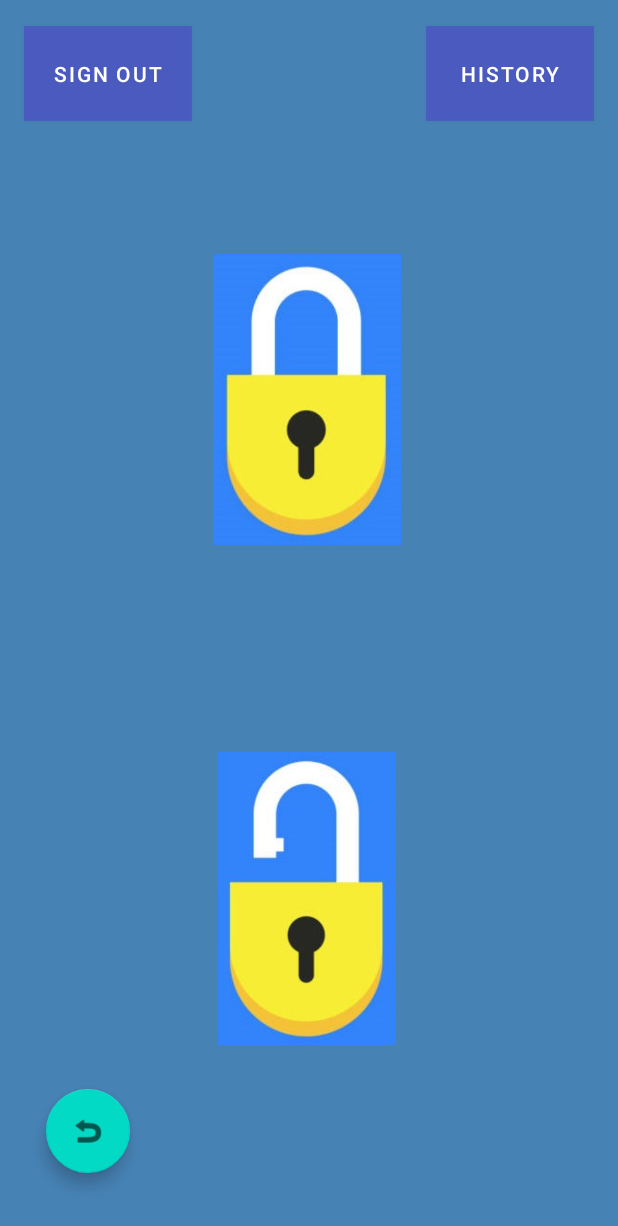
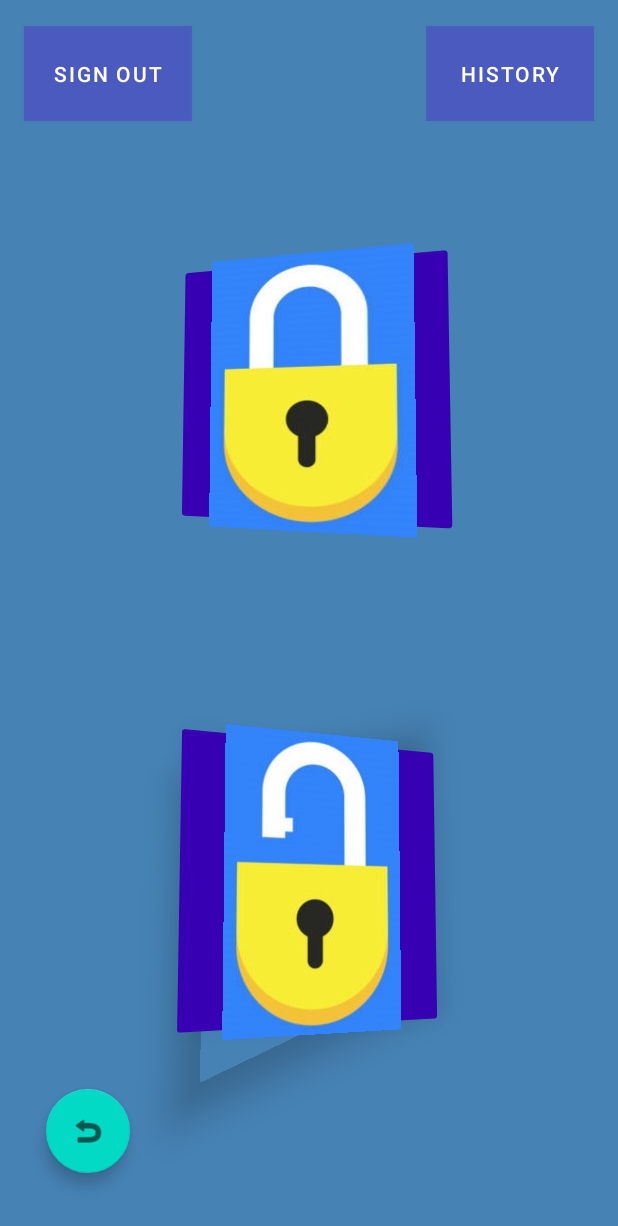
Before and after one commit to IshanP2000/BlueLock, an Android app: the MainActivity screen opened directly, with no data from a screen before it, on a phone screen of 412 x 824 dp. Shown: the top 1226 px of the screen. Run offline under Robolectric (Android 15) with nearby library versions, the phone set to English and light mode, and no system bars; our stand-ins replace Firebase (no records; nobody signed in at launch, a user with empty details on screens opened directly).

Commit message:
Update activity_main.xml

```diff
--- a/app/src/main/res/layout/activity_main.xml
+++ b/app/src/main/res/layout/activity_main.xml
@@ -5,8 +5,12 @@
     android:id="@+id/coordinatorLayout"
     android:layout_width="match_parent"
     android:layout_height="match_parent"
-    tools:context=".MainActivity"
-    android:background="#4682B4">
+    android:layout_alignParentEnd="false"
+    android:layout_alignParentBottom="false"
+    android:alwaysDrawnWithCache="false"
+    android:background="#4682B4"
+    app:circularflow_defaultAngle="3"
+    tools:context=".MainActivity">
 
     <com.google.android.material.appbar.AppBarLayout
         android:id="@+id/appBarLayout"
@@ -26,11 +30,17 @@
 
     <ImageButton
         android:id="@+id/imageView4"
-        android:layout_width="125dp"
-        android:layout_height="195dp"
+        android:layout_width="150dp"
+        android:layout_height="169dp"
         android:adjustViewBounds="false"
+        android:backgroundTint="@color/purple_700"
+        android:elevation="15dp"
         android:padding="0dp"
+        android:rotationX="4"
+        android:rotationY="-17"
         android:scaleType="fitCenter"
+        android:scaleX="1.3"
+        android:scaleY="1.1"
         app:layout_constraintBottom_toBottomOf="parent"
         app:layout_constraintEnd_toEndOf="parent"
         app:layout_constraintHorizontal_bias="0.496"
@@ -41,18 +51,22 @@
 
     <ImageButton
         android:id="@+id/imageView5"
-        android:layout_width="125dp"
-        android:layout_height="195dp"
+        android:layout_width="185dp"
+        android:layout_height="201dp"
         android:layout_marginTop="12dp"
         android:adjustViewBounds="false"
+        android:backgroundTint="@color/purple_700"
+        android:elevation="14dp"
+        android:padding="0dp"
+        android:rotationX="4"
+        android:rotationY="17"
         android:scaleType="fitCenter"
-        android:padding="0dp"
         app:layout_constraintBottom_toBottomOf="parent"
         app:layout_constraintEnd_toEndOf="parent"
-        app:layout_constraintHorizontal_bias="0.496"
+        app:layout_constraintHorizontal_bias="0.521"
         app:layout_constraintStart_toStartOf="parent"
         app:layout_constraintTop_toBottomOf="@+id/imageView4"
-        app:layout_constraintVertical_bias="0.497"
+        app:layout_constraintVertical_bias="0.489"
         app:srcCompat="@drawable/istockphoto_1389706712_612x6122" />
 
     <Button
```
